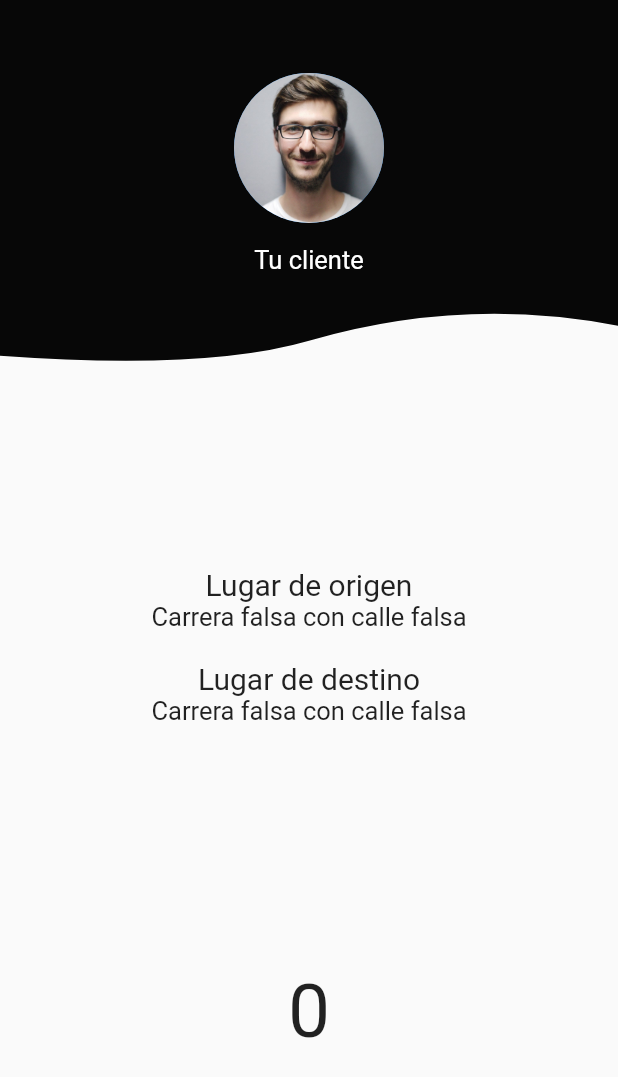
After one commit to yenns15/farefinder, a Flutter app: the ConductorTravelRequestPage screen opened by its route, on a phone screen of 412 x 824 dp. The commit adds this screen. Shown: the top 1077 px of the screen. Run offline on Flutter 3.47's test engine with Material 2 defaults, Android fonts, the phone set to English and light mode, and no system bars; our stand-ins replace cloud_firestore, firebase_auth, firebase_core, firebase_messaging, flutter_custom_clippers, geocoding and 7 more; missing offline and left inert: flutter_google_places_hoc081098, flutter_polyline_points, geocode, geoflutterfire2, google_maps_webservice; accounts and stored records are empty; Roboto replaces fonts that are missing (NimbusSans); statements that could not run were skipped; project files that could hold a hidden picture were left out.

Commit message:
solucionar error

```diff
--- /dev/null
+++ b/lib/src/pages/conductor/travel_request/conductor_travel_request_controller.dart
@@ -0,0 +1,16 @@
+import 'package:farefinder/src/utils/shared_pref.dart';
+import 'package:flutter/material.dart';
+
+class ConductorTravelRequestController{
+  late BuildContext context;
+  GlobalKey<ScaffoldState> key = new GlobalKey();
+ late Function refresh;
+  late SharedPref _sharedPref;
+
+  Future init (BuildContext context, Function refresh) async{
+    this.context = context;
+    this.refresh = refresh;
+    _sharedPref = new SharedPref();
+    _sharedPref.save('isNotification', 'false');
+  }
+}
--- /dev/null
+++ b/lib/src/pages/conductor/travel_request/conductor_travel_request_page.dart
@@ -0,0 +1,157 @@
+import 'package:farefinder/src/pages/conductor/travel_request/conductor_travel_request_controller.dart';
+import 'package:flutter/material.dart';
+import 'package:flutter/scheduler.dart';
+import 'package:flutter_custom_clippers/flutter_custom_clippers.dart';
+import 'package:farefinder/src/utils/colors.dart' as utils;
+import 'package:farefinder/src/widget/button_app.dart';
+
+class ConductorTravelRequestPage extends StatefulWidget {
+  const ConductorTravelRequestPage({super.key});
+
+  @override
+  State<ConductorTravelRequestPage> createState() =>
+      _ConductorTravelRequestPageState();
+}
+
+class _ConductorTravelRequestPageState
+    extends State<ConductorTravelRequestPage> {
+  ConductorTravelRequestController _con =
+      new ConductorTravelRequestController();
+  @override
+  void initState() {
+    // TODO: implement initState
+    super.initState();
+    SchedulerBinding.instance.addPostFrameCallback((timeStamp) {
+      _con.init(context, refresh);
+    });
+  }
+
+  @override
+  Widget build(BuildContext context) {
+    return Scaffold(
+      body: Column(
+        children: [
+          _bannerClientInfo(),
+          _textFromTo(
+              'Carrera falsa con calle falsa', 'Carrera falsa con calle falsa'),
+          _textTimeLimit(),
+        ],
+      ),
+      bottomNavigationBar: _buttonsAction(),
+    );
+  }
+
+  Widget _buttonsAction() {
+    return Container(
+      height: 50,
+      width: double.infinity,
+      margin: EdgeInsets.symmetric(vertical: 20, horizontal: 10),
+      child: Row(
+        mainAxisAlignment: MainAxisAlignment.spaceEvenly,
+        children: [
+          Container(
+            width: MediaQuery.of(context).size.width * 0.45,
+            child: ButtonApp(
+              onPressed: () {},
+              text: 'Cancelar',
+              color: Colors.red,
+              textColor: Colors.white,
+              icon: Icons.cancel_outlined,
+            ),
+          ),
+          Container(
+            width: MediaQuery.of(context).size.width * 0.45,
+            child: ButtonApp(
+              onPressed: () {},
+              text: 'Aceptar',
+              color: Colors.cyan,
+              textColor: Colors.white,
+              icon: Icons.check,
+            ),
+          ),
+        ],
+      ),
+    );
+  }
+
+  Widget _textTimeLimit() {
+    return Container(
+      margin: EdgeInsets.symmetric(vertical: 30),
+      child: Text(
+        '0',
+        style: TextStyle(fontSize: 50),
+      ),
+    );
+  }
+
+  Widget _textFromTo(String from, String to) {
+    return Expanded(
+      child: Column(
+        crossAxisAlignment: CrossAxisAlignment.center,
+        mainAxisAlignment: MainAxisAlignment.center,
+        children: [
+          Text(
+            'Lugar de origen',
+            style: TextStyle(fontSize: 20),
+          ),
+          Container(
+            margin: EdgeInsets.symmetric(horizontal: 30),
+            child: Text(
+              from,
+              style: TextStyle(fontSize: 17),
+              maxLines: 2,
+            ),
+          ),
+          SizedBox(height: 20),
+          Text(
+            'Lugar de destino',
+            style: TextStyle(fontSize: 20),
+          ),
+          Container(
+            margin: EdgeInsets.symmetric(horizontal: 30),
+            child: Text(
+              from,
+              style: TextStyle(fontSize: 17),
+              maxLines: 2,
+            ),
+          ),
+        ],
+      ),
+    );
+  }
+
+  Widget _bannerClientInfo() {
+    return ClipPath(
+      clipper: WaveClipperOne(),
+      child: Container(
+        height: MediaQuery.of(context).size.height * 0.3,
+        width: double.infinity,
+        color: utils.colors.farefinder,
+        child: Column(
+          mainAxisAlignment: MainAxisAlignment.center,
+          children: [
+            CircleAvatar(
+              radius: 50,
+              backgroundImage: AssetImage('assets/img/profile.jpg'),
+            ),
+            Container(
+              margin: EdgeInsets.symmetric(horizontal: 30, vertical: 15),
+              child: Text(
+                'Tu cliente',
+                style: TextStyle(fontSize: 17, color: Colors.white),
+              ),
+            )
+          ],
+        ),
+      ),
+    );
+  }
+
+ void refresh() {
+    setState(() {
+
+    });
+  }
+
+
+}
```
Also changed, not shown: lib/main.dart (+17 -11 lines), lib/src/pages/cliente/travel_request/cliente_travel_request_controller.dart (+3 -15 lines), lib/src/pages/home/home_controller.dart (+19 -19 lines), lib/src/providers/push_notifications_provider.dart (+23 -30 lines).
